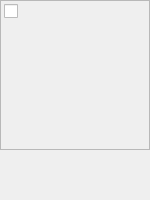
tan-yrf/TanCloud, file desktop/src/FIle/ImageItem.ui: the form before one commit.
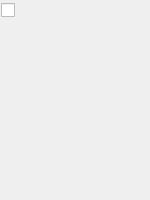
The form after the commit.

Diff of the .ui file:
```diff
--- a/desktop/src/FIle/ImageItem.ui
+++ b/desktop/src/FIle/ImageItem.ui
@@ -73,7 +73,7 @@
         </size>
        </property>
        <property name="frameShape">
-        <enum>QFrame::StyledPanel</enum>
+        <enum>QFrame::NoFrame</enum>
        </property>
        <property name="frameShadow">
         <enum>QFrame::Raised</enum>
@@ -83,7 +83,7 @@
          <number>2</number>
         </property>
         <property name="leftMargin">
-         <number>3</number>
+         <number>0</number>
         </property>
         <property name="topMargin">
          <number>0</number>
```
Left out of the diff: 3 changed lines with no effect on the pictures.
